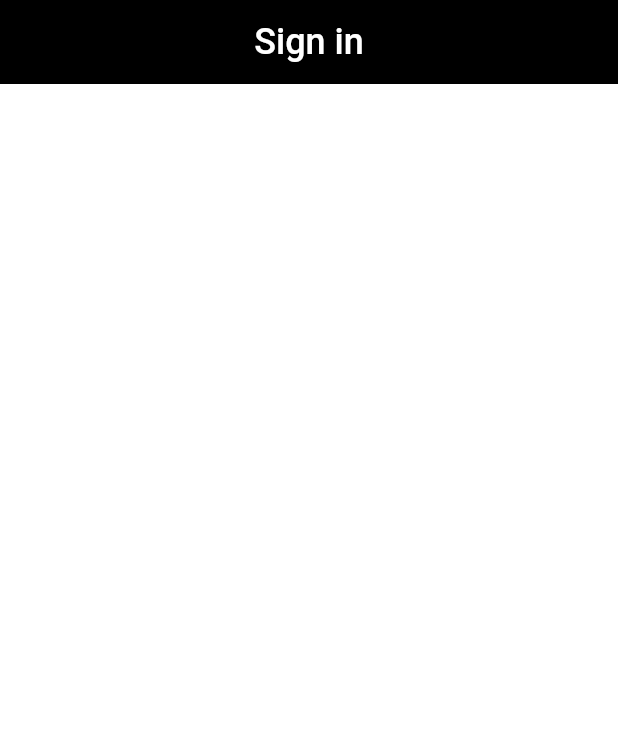
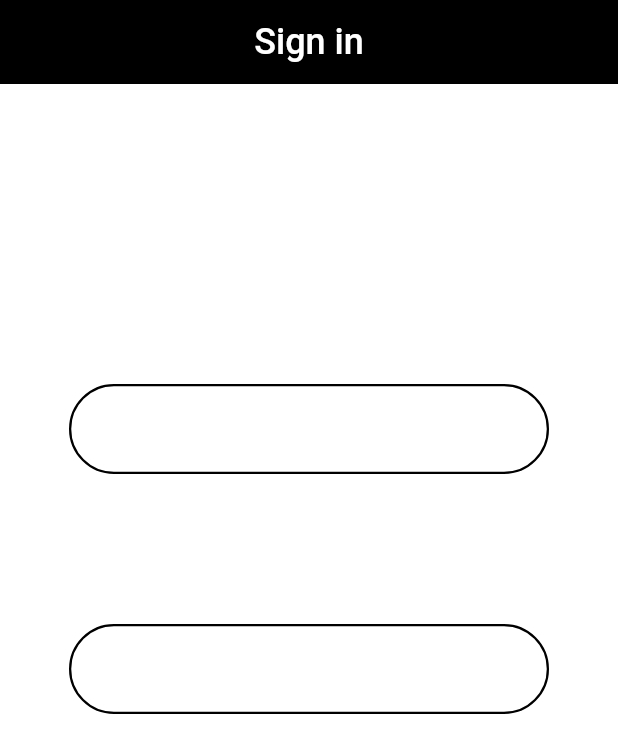
Before and after one commit to ShaaradNJ/Dead-Pixel-Checker-App, a Flutter app: the screen it shows after launch, on a phone screen of 412 x 824 dp. Shown: the top 753 px of the screen. Run offline on Flutter 3.47's test engine with Material 3 defaults, Android fonts, the phone set to English and light mode, and no system bars.

Commit message:
boxes for sign/signup ...

```diff
--- a/lib/login_page.dart
+++ b/lib/login_page.dart
@@ -6,7 +6,7 @@ class LoginPage extends StatelessWidget {
   @override
   Widget build(BuildContext context) {
     return  Scaffold(
-      backgroundColor: Colors.white,
+      backgroundColor: const Color.fromARGB(255, 255, 255, 255),
       appBar: AppBar(
         backgroundColor: Colors.black,
         title: const Center(
@@ -17,9 +17,51 @@ class LoginPage extends StatelessWidget {
             fontSize: 24,
           ),)
         ),
+      ),
+      body:
+       Column(
+          children: [
+            Center(
+              child: Padding(
+                padding: const EdgeInsets.only(top: 200),
 
+                child: Container(
+
+                  height: 60,
+                  width: 320,
+                  decoration:  BoxDecoration(
+                    color: Colors.white,
+                    borderRadius: BorderRadius.circular(30),
+                    border: Border.all(
+                      width: 1.5,
+                    ),
+                  ),
+                ),
+              ),
+            ),
+
+            Center(
+              child: Padding(
+                padding: const EdgeInsets.only(top: 100),
+
+                child: Container(
+
+                  height: 60,
+                  width: 320,
+                  decoration:  BoxDecoration(
+                    color: Colors.white,
+                    borderRadius: BorderRadius.circular(30),
+                    border: Border.all(
+                      width: 1.5,
+                    ),
+                  ),
+                ),
+              ),
+            ),
+
+
+          ],
       ),
-
     );
   }
 }
```
